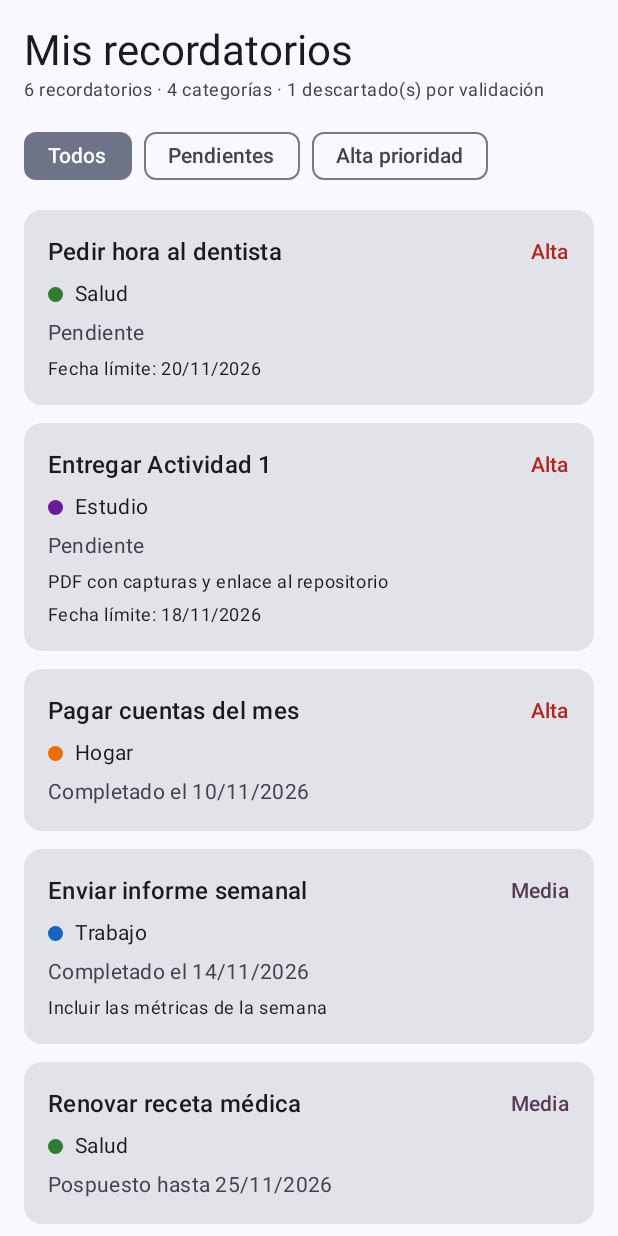
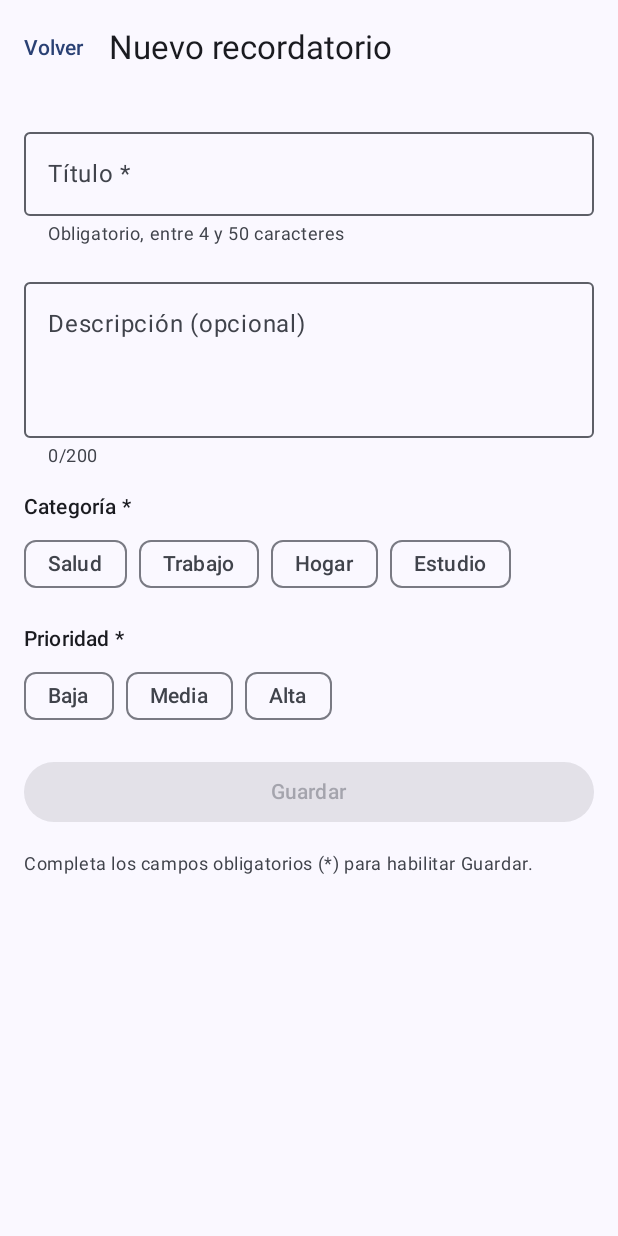
Before and after one commit to claveroNessDev/Recordatorios, an Android app built with Jetpack Compose: the screen it shows after launch (MainActivity), on a phone screen of 412 x 824 dp. Run offline under Robolectric (Android 15) with nearby library versions, the phone set to English and light mode, and no system bars.

Commit message:
Listado y formulario con ViewModel, StateFlow, estados de pantalla y validacion accesible

```diff
--- a/app/src/main/java/com/reyesclavero/recordatorios/MainActivity.kt
+++ b/app/src/main/java/com/reyesclavero/recordatorios/MainActivity.kt
@@ -11,6 +11,8 @@ import androidx.compose.material3.Text
 import androidx.compose.runtime.Composable
 import androidx.compose.ui.Modifier
 import androidx.compose.ui.tooling.preview.Preview
+import com.reyesclavero.recordatorios.ui.crear.CrearScreen
+import com.reyesclavero.recordatorios.ui.lista.ListaScreen
 import com.reyesclavero.recordatorios.ui.theme.RecordatoriosTheme
 import com.reyesclavero.recordatorios.ui.screens.PantallaRecordatorios
 
@@ -20,12 +22,11 @@ class MainActivity : ComponentActivity() {
         enableEdgeToEdge()
         setContent {
             RecordatoriosTheme {
-                Scaffold(modifier = Modifier.fillMaxSize()) { innerPadding ->
-                    PantallaRecordatorios(
-                        modifier = Modifier.padding(innerPadding)
+                    CrearScreen (
+                        onVolver = {},
+                        onGuardado = {}
                     )
                 }
             }
         }
     }
-}
--- a/app/src/main/java/com/reyesclavero/recordatorios/data/ConfiguracionSimulacion.kt
+++ b/app/src/main/java/com/reyesclavero/recordatorios/data/ConfiguracionSimulacion.kt
@@ -5,6 +5,7 @@ enum class ModoCarga { NORMAL, VACIO, ERROR }
 
 // ⚙️ Cambia estos valores y vuelve a ejecutar para comprobar cada estado de la interfaz
 object ConfiguracionSimulacion {
-    val modoCarga = ModoCarga.NORMAL     // NORMAL | VACIO | ERROR
+    val modoCarga
+    = ModoCarga.NORMAL   // NORMAL | VACIO | ERROR
     val fallarGuardado = false           // true → el guardado termina en error
 }
--- /dev/null
+++ b/app/src/main/java/com/reyesclavero/recordatorios/ui/crear/CrearScreen.kt
@@ -0,0 +1,234 @@
+package com.reyesclavero.recordatorios.ui.crear
+
+import androidx.compose.foundation.horizontalScroll
+import androidx.compose.foundation.layout.Arrangement
+import androidx.compose.foundation.layout.Column
+import androidx.compose.foundation.layout.Row
+import androidx.compose.foundation.layout.Spacer
+import androidx.compose.foundation.layout.fillMaxSize
+import androidx.compose.foundation.layout.fillMaxWidth
+import androidx.compose.foundation.layout.padding
+import androidx.compose.foundation.layout.size
+import androidx.compose.foundation.layout.width
+import androidx.compose.foundation.rememberScrollState
+import androidx.compose.foundation.verticalScroll
+import androidx.compose.material3.Button
+import androidx.compose.material3.Card
+import androidx.compose.material3.CardDefaults
+import androidx.compose.material3.CircularProgressIndicator
+import androidx.compose.material3.ExperimentalMaterial3Api
+import androidx.compose.material3.FilterChip
+import androidx.compose.material3.MaterialTheme
+import androidx.compose.material3.OutlinedTextField
+import androidx.compose.material3.Scaffold
+import androidx.compose.material3.Text
+import androidx.compose.material3.TextButton
+import androidx.compose.material3.TopAppBar
+import androidx.compose.runtime.Composable
+import androidx.compose.runtime.LaunchedEffect
+import androidx.compose.runtime.getValue
+import androidx.compose.ui.Modifier
+import androidx.compose.ui.semantics.LiveRegionMode
+import androidx.compose.ui.semantics.error
+import androidx.compose.ui.semantics.liveRegion
+import androidx.compose.ui.semantics.semantics
+import androidx.compose.ui.unit.dp
+import androidx.lifecycle.compose.collectAsStateWithLifecycle
+import androidx.lifecycle.viewmodel.compose.viewModel
+import com.reyesclavero.recordatorios.domain.model.Categoria
+import com.reyesclavero.recordatorios.domain.model.Prioridad
+import com.reyesclavero.recordatorios.domain.validation.DESCRIPCION_MAX
+import com.reyesclavero.recordatorios.domain.validation.TITULO_MAX
+import com.reyesclavero.recordatorios.domain.validation.TITULO_MIN
+
+// CON ESTADO: conecta el ViewModel con la pantalla
+@Composable
+fun CrearScreen(
+    onVolver: () -> Unit,
+    onGuardado: () -> Unit,
+    viewModel: CrearViewModel = viewModel(factory = CrearViewModel.Factory)
+) {
+    val uiState by viewModel.uiState.collectAsStateWithLifecycle()
+
+    // Cuando el guardado termina bien, avisa UNA vez para volver al listado
+    LaunchedEffect(uiState.guardadoExitoso) {
+        if (uiState.guardadoExitoso) onGuardado()
+    }
+
+    CrearContenido(
+        uiState = uiState,
+        onVolver = onVolver,
+        onTituloChange = viewModel::onTituloChange,
+        onDescripcionChange = viewModel::onDescripcionChange,
+        onCategoriaChange = viewModel::onCategoriaChange,
+        onPrioridadChange = viewModel::onPrioridadChange,
+        onGuardar = viewModel::guardar
+    )
+}
+
+// SIN ESTADO: campos controlados (reciben valor, avisan cambios)
+@OptIn(ExperimentalMaterial3Api::class)
+@Composable
+fun CrearContenido(
+    uiState: CrearUiState,
+    onVolver: () -> Unit,
+    onTituloChange: (String) -> Unit,
+    onDescripcionChange: (String) -> Unit,
+    onCategoriaChange: (Categoria) -> Unit,
+    onPrioridadChange: (Prioridad) -> Unit,
+    onGuardar: () -> Unit
+) {
+    Scaffold(
+        topBar = {
+            TopAppBar(
+                title = { Text("Nuevo recordatorio") },
+                navigationIcon = {
+                    TextButton(onClick = onVolver, enabled = !uiState.guardando) { Text("Volver") }
+                }
+            )
+        }
+    ) { innerPadding ->
+        Column(
+            modifier = Modifier
+                .padding(innerPadding)
+                .fillMaxSize()
+                .verticalScroll(rememberScrollState())
+                .padding(16.dp),
+            verticalArrangement = Arrangement.spacedBy(16.dp)
+        ) {
+            // TÍTULO: borde de error + mensaje de texto + semántica para lectores de pantalla
+            val errorTitulo = uiState.errorDe(Campo.TITULO)
+            OutlinedTextField(
+                value = uiState.titulo,
+                onValueChange = onTituloChange,
+                label = { Text("Título *") },
+                singleLine = true,
+                isError = errorTitulo != null,
+                supportingText = {
+                    Text(errorTitulo ?: "Obligatorio, entre $TITULO_MIN y $TITULO_MAX caracteres")
+                },
+                enabled = !uiState.guardando,
+                modifier = Modifier
+                    .fillMaxWidth()
+                    .semantics { if (errorTitulo != null) error(errorTitulo) }
+            )
+
+            // DESCRIPCIÓN (opcional) con contador de caracteres
+            val errorDescripcion = uiState.errorDe(Campo.DESCRIPCION)
+            OutlinedTextField(
+                value = uiState.descripcion,
+                onValueChange = onDescripcionChange,
+                label = { Text("Descripción (opcional)") },
+                minLines = 3,
+                isError = errorDescripcion != null,
+                supportingText = {
+                    Text(errorDescripcion ?: "${uiState.descripcion.length}/$DESCRIPCION_MAX")
+                },
+                enabled = !uiState.guardando,
+                modifier = Modifier
+                    .fillMaxWidth()
+                    .semantics { if (errorDescripcion != null) error(errorDescripcion) }
+            )
+
+            // CATEGORÍA: solo las opciones definidas
+            GrupoOpciones(
+                titulo = "Categoría *",
+                opciones = uiState.categoriasDisponibles,
+                seleccionada = uiState.categoria,
+                etiqueta = { it.nombre },
+                onSeleccionar = onCategoriaChange,
+                mensajeError = uiState.errorDe(Campo.CATEGORIA),
+                habilitado = !uiState.guardando
+            )
+
+            // PRIORIDAD
+            GrupoOpciones(
+                titulo = "Prioridad *",
+                opciones = listOf(Prioridad.Baja, Prioridad.Media, Prioridad.Alta),
+                seleccionada = uiState.prioridad,
+                etiqueta = { it.etiqueta },
+                onSeleccionar = onPrioridadChange,
+                mensajeError = uiState.errorDe(Campo.PRIORIDAD),
+                habilitado = !uiState.guardando
+            )
+
+            // ERROR GENERAL de guardado: texto visible + anunciado por el lector de pantalla
+            uiState.errorGeneral?.let { mensaje ->
+                Card(
+                    colors = CardDefaults.cardColors(
+                        containerColor = MaterialTheme.colorScheme.errorContainer
+                    ),
+                    modifier = Modifier
+                        .fillMaxWidth()
+                        .semantics { liveRegion = LiveRegionMode.Polite }
+                ) {
+                    Text(
+                        text = "⚠ $mensaje",
+                        color = MaterialTheme.colorScheme.onErrorContainer,
+                        modifier = Modifier.padding(16.dp)
+                    )
+                }
+            }
+
+            // GUARDAR: deshabilitado si es inválido o si está guardando
+            Button(
+                onClick = onGuardar,
+                enabled = uiState.puedeGuardar,
+                modifier = Modifier.fillMaxWidth()
+            ) {
+                if (uiState.guardando) {
+                    CircularProgressIndicator(modifier = Modifier.size(18.dp), strokeWidth = 2.dp)
+                    Spacer(modifier = Modifier.width(8.dp))
+                    Text("Guardando…")
+                } else {
+                    Text("Guardar")
+                }
+            }
+            if (!uiState.puedeGuardar && !uiState.guardando) {
+                Text(
+                    text = "Completa los campos obligatorios (*) para habilitar Guardar.",
+                    style = MaterialTheme.typography.bodySmall,
+                    color = MaterialTheme.colorScheme.onSurfaceVariant
+                )
+            }
+        }
+    }
+}
+
+// Grupo de opciones reutilizable: <T> permite usarlo con Categoria y con Prioridad
+@OptIn(ExperimentalMaterial3Api::class)
+@Composable
+private fun <T> GrupoOpciones(
+    titulo: String,
+    opciones: List<T>,
+    seleccionada: T?,
+    etiqueta: (T) -> String,
+    onSeleccionar: (T) -> Unit,
+    mensajeError: String?,
+    habilitado: Boolean
+) {
+    Column(verticalArrangement = Arrangement.spacedBy(4.dp)) {
+        Text(titulo, style = MaterialTheme.typography.titleSmall)
+        Row(
+            modifier = Modifier.horizontalScroll(rememberScrollState()),
+            horizontalArrangement = Arrangement.spacedBy(8.dp)
+        ) {
+            opciones.forEach { opcion ->
+                FilterChip(
+                    selected = opcion == seleccionada,
+                    onClick = { onSeleccionar(opcion) },
+                    label = { Text(etiqueta(opcion)) },
+                    enabled = habilitado
+                )
+            }
+        }
+        if (mensajeError != null) {
+            Text(
+                text = mensajeError,
+                color = MaterialTheme.colorScheme.error,
+                style = MaterialTheme.typography.bodySmall,
+                modifier = Modifier.semantics { liveRegion = LiveRegionMode.Polite }
+            )
+        }
+    }
+}
--- /dev/null
+++ b/app/src/main/java/com/reyesclavero/recordatorios/ui/crear/CrearUiState.kt
@@ -0,0 +1,37 @@
+package com.reyesclavero.recordatorios.ui.crear
+
+import com.reyesclavero.recordatorios.domain.model.Categoria
+import com.reyesclavero.recordatorios.domain.model.Prioridad
+import com.reyesclavero.recordatorios.domain.validation.ErroresFormulario
+
+// Campos del formulario (para saber cuáles ya tocó el usuario)
+enum class Campo { TITULO, DESCRIPCION, CATEGORIA, PRIORIDAD }
+
+// TODO lo que la pantalla necesita para dibujarse, en un solo objeto inmutable
+data class CrearUiState(
+    val titulo: String = "",
+    val descripcion: String = "",
+    val categoria: Categoria? = null,                 // null = sin seleccionar
+    val prioridad: Prioridad? = null,                 // null = sin seleccionar
+    val categoriasDisponibles: List<Categoria> = emptyList(),
+    val errores: ErroresFormulario = ErroresFormulario(),
+    val tocados: Set<Campo> = emptySet(),
+    val guardando: Boolean = false,
+    val errorGeneral: String? = null,
+    val guardadoExitoso: Boolean = false
+) {
+    // Guardar: solo si el formulario es válido Y no hay un guardado en curso
+    val puedeGuardar: Boolean
+        get() = !errores.hayErrores && !guardando
+
+    // El error de un campo se muestra solo si el usuario ya lo modificó
+    fun errorDe(campo: Campo): String? {
+        if (campo !in tocados) return null
+        return when (campo) {
+            Campo.TITULO -> errores.titulo
+            Campo.DESCRIPCION -> errores.descripcion
+            Campo.CATEGORIA -> errores.categoria
+            Campo.PRIORIDAD -> errores.prioridad
+        }
+    }
+}
--- /dev/null
+++ b/app/src/main/java/com/reyesclavero/recordatorios/ui/crear/CrearViewModel.kt
@@ -0,0 +1,97 @@
+package com.reyesclavero.recordatorios.ui.crear
+
+import androidx.lifecycle.ViewModel
+import androidx.lifecycle.ViewModelProvider
+import androidx.lifecycle.viewModelScope
+import androidx.lifecycle.viewmodel.initializer
+import androidx.lifecycle.viewmodel.viewModelFactory
+import com.reyesclavero.recordatorios.di.ContenedorApp
+import com.reyesclavero.recordatorios.domain.model.Categoria
+import com.reyesclavero.recordatorios.domain.model.EstadoRecordatorio
+import com.reyesclavero.recordatorios.domain.model.Prioridad
+import com.reyesclavero.recordatorios.domain.model.Recordatorio
+import com.reyesclavero.recordatorios.domain.repository.RecordatorioRepository
+import com.reyesclavero.recordatorios.domain.validation.validarFormulario
+import kotlinx.coroutines.flow.MutableStateFlow
+import kotlinx.coroutines.flow.StateFlow
+import kotlinx.coroutines.flow.asStateFlow
+import kotlinx.coroutines.flow.update
+import kotlinx.coroutines.launch
+import java.io.IOException
+
+class CrearViewModel(
+    private val repositorio: RecordatorioRepository
+) : ViewModel() {
+
+    private val _uiState = MutableStateFlow(
+        validado(CrearUiState(categoriasDisponibles = repositorio.categorias))
+    )
+    val uiState: StateFlow<CrearUiState> = _uiState.asStateFlow()
+
+    // Un evento por campo: la pantalla solo AVISA, el ViewModel decide
+    fun onTituloChange(valor: String) = actualizar(Campo.TITULO) { it.copy(titulo = valor) }
+    fun onDescripcionChange(valor: String) = actualizar(Campo.DESCRIPCION) { it.copy(descripcion = valor) }
+    fun onCategoriaChange(valor: Categoria) = actualizar(Campo.CATEGORIA) { it.copy(categoria = valor) }
+    fun onPrioridadChange(valor: Prioridad) = actualizar(Campo.PRIORIDAD) { it.copy(prioridad = valor) }
+
+    // Aplica el cambio, marca el campo como tocado y vuelve a validar, en UNA actualización
+    private fun actualizar(campo: Campo, cambio: (CrearUiState) -> CrearUiState) {
+        _uiState.update { actual ->
+            validado(
+                cambio(actual).copy(
+                    tocados = actual.tocados + campo,
+                    errorGeneral = null
+                )
+            )
+        }
+    }
+
+    private fun validado(estado: CrearUiState): CrearUiState =
+        estado.copy(
+            errores = validarFormulario(
+                titulo = estado.titulo,
+                descripcion = estado.descripcion,
+                categoria = estado.categoria,
+                prioridad = estado.prioridad,
+                categoriasValidas = estado.categoriasDisponibles
+            )
+        )
+
+    fun guardar() {
+        val actual = _uiState.value
+        // Sin "!!": si falta algo, simplemente no guarda
+        val categoria = actual.categoria ?: return
+        val prioridad = actual.prioridad ?: return
+        if (!actual.puedeGuardar) return
+
+        viewModelScope.launch {
+            _uiState.update { it.copy(guardando = true, errorGeneral = null) }
+            try {
+                repositorio.guardar(
+                    Recordatorio(
+                        id = 0,   // el repositorio asigna el id real
+                        titulo = actual.titulo.trim(),
+                        categoria = categoria,
+                        prioridad = prioridad,
+                        estado = EstadoRecordatorio.Pendiente,
+                        descripcion = actual.descripcion.trim().ifBlank { null }
+                    )
+                )
+                _uiState.update { it.copy(guardando = false, guardadoExitoso = true) }
+            } catch (e: IOException) {
+                _uiState.update {
+                    it.copy(
+                        guardando = false,
+                        errorGeneral = "No se pudo guardar el recordatorio. Revisa tu conexión e inténtalo de nuevo."
+                    )
+                }
+            }
+        }
+    }
+
+    companion object {
+        val Factory: ViewModelProvider.Factory = viewModelFactory {
+            initializer { CrearViewModel(ContenedorApp.repositorio) }
+        }
+    }
+}
```
Also changed, not shown: app/src/main/java/com/reyesclavero/recordatorios/ui/components/EstadosPantalla.kt (added, +72 -0 lines), app/src/main/java/com/reyesclavero/recordatorios/ui/components/TarjetaRecordatorio.kt (+8 -1 lines), app/src/main/java/com/reyesclavero/recordatorios/ui/lista/ListaScreen.kt (added, +102 -0 lines), app/src/main/java/com/reyesclavero/recordatorios/ui/lista/ListaUiState.kt (added, +11 -0 lines), app/src/main/java/com/reyesclavero/recordatorios/ui/lista/ListaViewModel.kt (added, +64 -0 lines).
